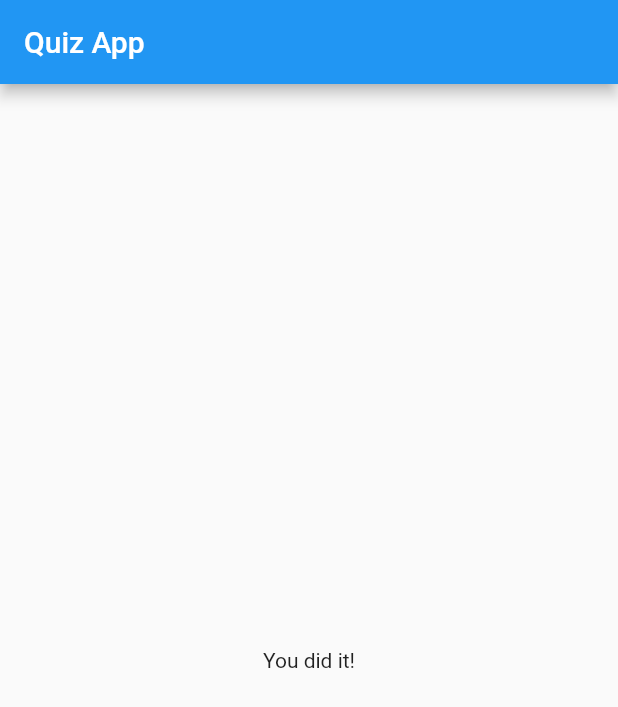
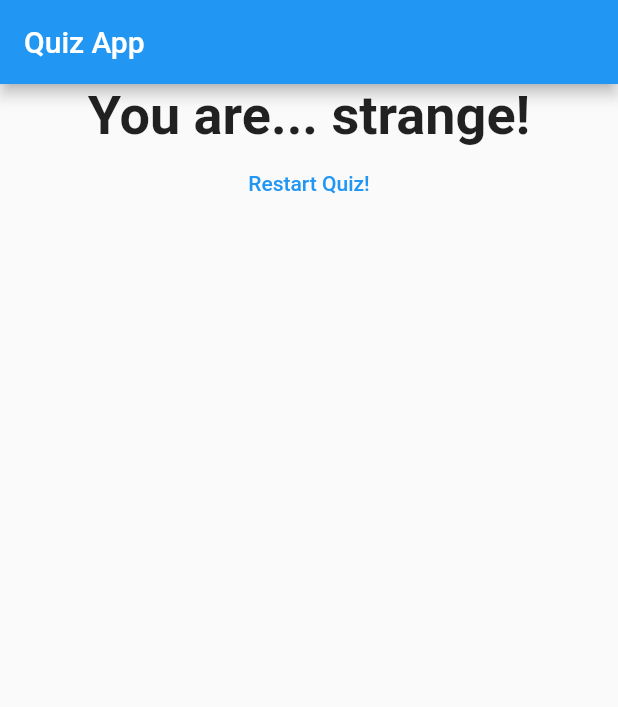
Before and after one commit to harshitm98/QuizAppFlutter, a Flutter app: the screen it shows after launch, after a tap on "Black", after a tap on "Snake", after a tap on "Aresenal", on a phone screen of 412 x 824 dp. Shown: the top 707 px of the screen. Run offline on Flutter 3.47's test engine with Material 2 defaults, Android fonts, the phone set to English and light mode, and no system bars.

Commit message:
Calculates the score and resets the quiz

```diff
--- a/lib/main.dart
+++ b/lib/main.dart
@@ -12,7 +12,6 @@ void main() => runApp(MyApp());
 class MyApp extends StatefulWidget {
   @override
   State<StatefulWidget> createState() {
-    // TODO: implement createState
     return _MyAppState();
   }
 }
@@ -20,23 +19,40 @@ class MyApp extends StatefulWidget {
 // Leading underscore changes the class to private class
 class _MyAppState extends State<MyApp> {
   var _questionIndex = 0;
-
+  var _total_score = 0;
   final _questions = const [
     {
       "questionText": "What's your favourite colour?",
-      "answers": ["Black", "Red", "Green", "Yellow"],
+      "answers": [
+        {"text": "Black", "score": 10},
+        {"text": "Red", "score": 6},
+        {"text": "Green", "score": 3},
+        {"text": "Yellow", "score": 5},
+      ],
     },
     {
       "questionText": "What's your favourite animal?",
-      "answers": ["Lion", "Snake", "Rabbit", "Elephant"],
+      "answers": [
+        {"text": "Lion", "score": 7},
+        {"text": "Snake", "score": 4},
+        {"text": "Rabbit", "score": 5},
+        {"text": "Elephant", "score": 3},
+      ],
     },
     {
       "questionText": "What's your favourite team?",
-      "answers": ["Barcelona", "Bayern", "Aresenal", "Man City"],
+      "answers": [
+        {"text": "Barcelona", "score": 2},
+        {"text": "Bayern", "score": 5},
+        {"text": "Aresenal", "score": 19},
+        {"text": "Man City", "score": 6},
+      ],
     },
   ];
 
-  void _answerQuestion() {
+  void _answerQuestion(int score) {
+    _total_score += score;
+    print("Total score: " + _total_score.toString());
     // setState does not re render the whole UI but only the concerned widget...
     setState(() {
       _questionIndex = _questionIndex + 1;
@@ -47,6 +63,13 @@ class _MyAppState extends State<MyApp> {
     } else {
       print("No more questions!");
     }
+  }
+
+  void _resetQuiz() {
+    setState(() {
+      _questionIndex = 0;
+      _total_score = 0;
+    });
   }
 
   @override
@@ -63,7 +86,7 @@ class _MyAppState extends State<MyApp> {
                 questions: _questions,
                 questionIndex: _questionIndex,
               )
-            : Result(), // body only takes one widget
+            : Result(_total_score, _resetQuiz), // body only takes one widget
       ),
     );
   }
--- a/lib/quiz.dart
+++ b/lib/quiz.dart
@@ -38,8 +38,10 @@ class Quiz extends StatelessWidget {
             ),*/
 
         // '...' does is spreads the list. That is takes all the values in the list and adds/spreads them individually
-        ...(questions[questionIndex]["answers"] as List<String>).map((answer) {
-          return Answer(answerQuestion, answer);
+        ...(questions[questionIndex]["answers"] as List<Map<String, Object>>).map((answer) {
+          // So now pointer is passed in form of an anonymous function so that we can pass arguments through answerQuestion() so
+          // answerQuestion() will be executed but only when anonymous function is executed.
+          return Answer(() => answerQuestion(answer["score"]), answer['text']);
         }).toList(),
       ],
     );
--- a/lib/result.dart
+++ b/lib/result.dart
@@ -1,10 +1,40 @@
 import 'package:flutter/material.dart';
 
 class Result extends StatelessWidget {
+  final int resultScore;
+  final Function resetHandler;
+  Result(this.resultScore, this.resetHandler);
+
+  // Getter
+  String get resultPhrase {
+    String resultText;
+    if (resultScore <= 8) {
+      resultText = "You are awesome and innocent";
+    } else if (resultScore <= 12) {
+      resultText = "Pretty likable!";
+    } else {
+      resultText = "You are... strange!";
+    }
+    return resultText;
+  }
+
   @override
   Widget build(BuildContext context) {
     return Center(
-      child: Text("You did it!"),
+      child: Column(
+        children: <Widget>[
+          Text(
+            resultPhrase,
+            style: TextStyle(fontSize: 36, fontWeight: FontWeight.bold),
+            textAlign: TextAlign.center,
+          ),
+          FlatButton(
+            child: Text("Restart Quiz!"),
+            onPressed: resetHandler,
+            textColor: Colors.blue,
+          ),
+        ],
+      ),
     );
   }
 }
```
